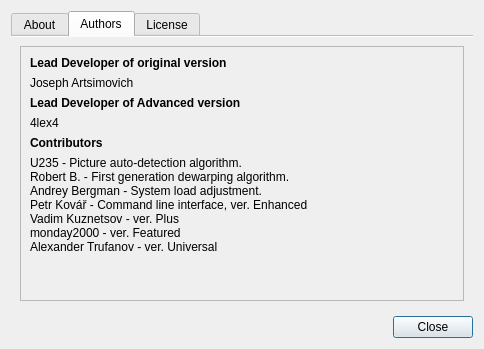
4lex4/scantailor-advanced, file ui/AboutDialog.ui: the form before one commit.
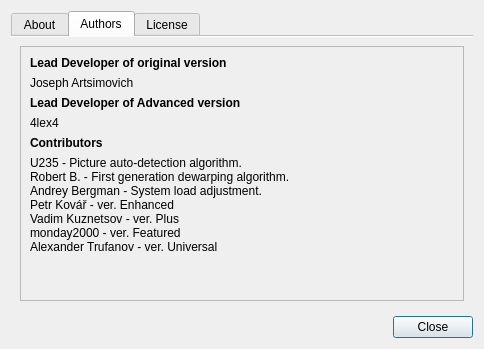
The form after the commit. The open tabs and pages were chosen to show the change. Icons and pictures are not drawn.

```diff
--- a/ui/AboutDialog.ui
+++ b/ui/AboutDialog.ui
@@ -192,7 +192,7 @@
              <item>
               <widget class="QLabel" name="label_15">
                <property name="text">
-                <string>Petr Kovář - Command line interface, ver. Enhanced</string>
+                <string>Petr Kovář - ver. Enhanced</string>
                </property>
               </widget>
              </item>
```
